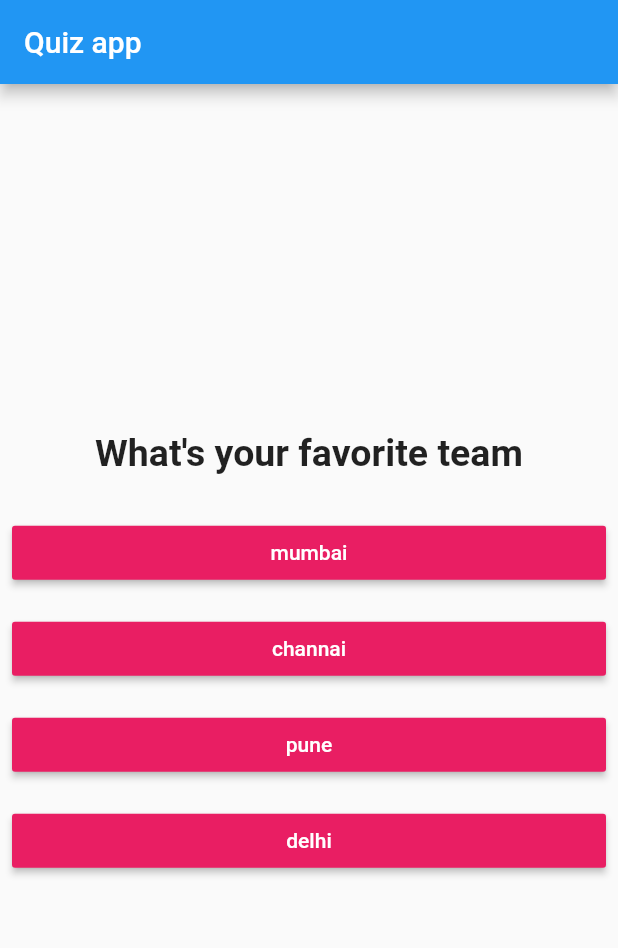
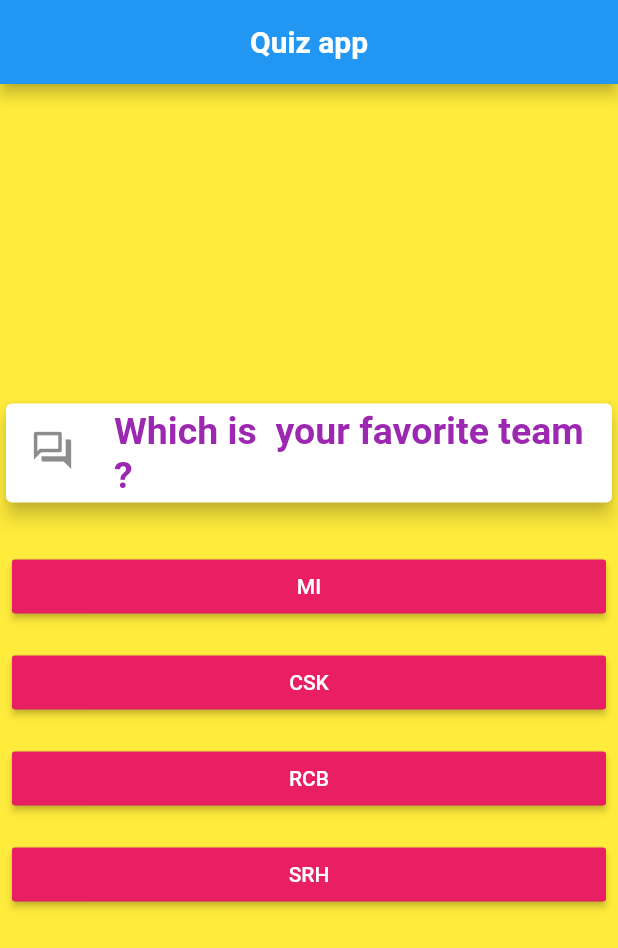
Before and after one commit to create-dan/quiz_app_1, a Flutter app: the screen it shows after launch, after a tap on "Black", on a phone screen of 412 x 824 dp. Shown: the top 948 px of the screen. Run offline on Flutter 3.47's test engine with Material 2 defaults, Android fonts, the phone set to English and light mode, and no system bars.

Commit message:
made some changes

```diff
--- a/lib/main.dart
+++ b/lib/main.dart
@@ -1,6 +1,7 @@
 // ignore_for_file: prefer_const_constructors, prefer_const_literals_to_create_immutables
 
 import 'package:flutter/material.dart';
+import 'package:flutter/services.dart';
 import 'package:udemy_quiz_app/result.dart';
 
 import './quiz.dart';
@@ -30,7 +31,7 @@ class _MyAppState extends State<MyApp> {
 
   final _questions = const [
     {
-      "questionText": "What's your favorite color",
+      "questionText": "What's your favorite color ?",
       "answers": [
         {"text": "Black", "score": 10},
         {"text": "White", "score": 8},
@@ -39,23 +40,41 @@ class _MyAppState extends State<MyApp> {
       ],
     },
     {
-      "questionText": "What's your favorite team",
+      "questionText": "Which is  your favorite team ?",
       "answers": [
-        {"text": "mumbai", "score": 10},
-        {"text": "channai", "score": 8},
-        {"text": "pune", "score": 6},
-        {"text": "delhi", "score": 4},
+        {"text": "MI", "score": 10},
+        {"text": "CSK", "score": 8},
+        {"text": "RCB", "score": 6},
+        {"text": "SRH", "score": 4},
       ],
     },
     {
-      "questionText": "What's your favorite time",
+      "questionText": "What's your favorite time ?",
       "answers": [
         {"text": "morning", "score": 10},
         {"text": "afternoon", "score": 8},
         {"text": "night", "score": 6},
         {"text": "all", "score": 4},
       ],
-    }
+    },
+    {
+      "questionText": "Which is your favorite City ?",
+      "answers": [
+        {"text": "Sangli", "score": 10},
+        {"text": "Mumbai", "score": 8},
+        {"text": "Pune", "score": 6},
+        {"text": "Delhi", "score": 4},
+      ],
+    },
+    {
+      "questionText": "Which is your favorite Game ?",
+      "answers": [
+        {"text": "Cricket", "score": 10},
+        {"text": "Badminton", "score": 8},
+        {"text": "Hockey", "score": 6},
+        {"text": "Kabbadi", "score": 4},
+      ],
+    },
   ];
 
   void _answerQuestion(int score) {
@@ -78,9 +97,15 @@ class _MyAppState extends State<MyApp> {
     // question list
 
     return MaterialApp(
+      debugShowCheckedModeBanner: false,
       home: Scaffold(
+        backgroundColor: Colors.yellow,
         appBar: AppBar(
-          title: Text("Quiz app"),
+          title: Text(
+            "Quiz app",
+            style: TextStyle(fontWeight: FontWeight.bold, fontSize: 20),
+          ),
+          centerTitle: true,
         ),
         body: _questionIndex < _questions.length
             ? Quiz(
--- a/lib/question.dart
+++ b/lib/question.dart
@@ -9,9 +9,28 @@ class Question extends StatelessWidget {
 
   @override
   Widget build(BuildContext context) {
-    return Text(
-      questionText,
-      style: TextStyle(fontSize: 25, fontWeight: FontWeight.bold),
+    return Container(
+      child: Card(
+        elevation: 5,
+        child: Column(
+          children: [
+            ListTile(
+              leading: Icon(
+                Icons.question_answer_outlined,
+                size: 30,
+              ),
+              title: Text(
+                questionText,
+                style: TextStyle(
+                  fontSize: 25,
+                  fontWeight: FontWeight.bold,
+                  color: Colors.purple,
+                ),
+              ),
+            ),
+          ],
+        ),
+      ),
     );
   }
 }
```
